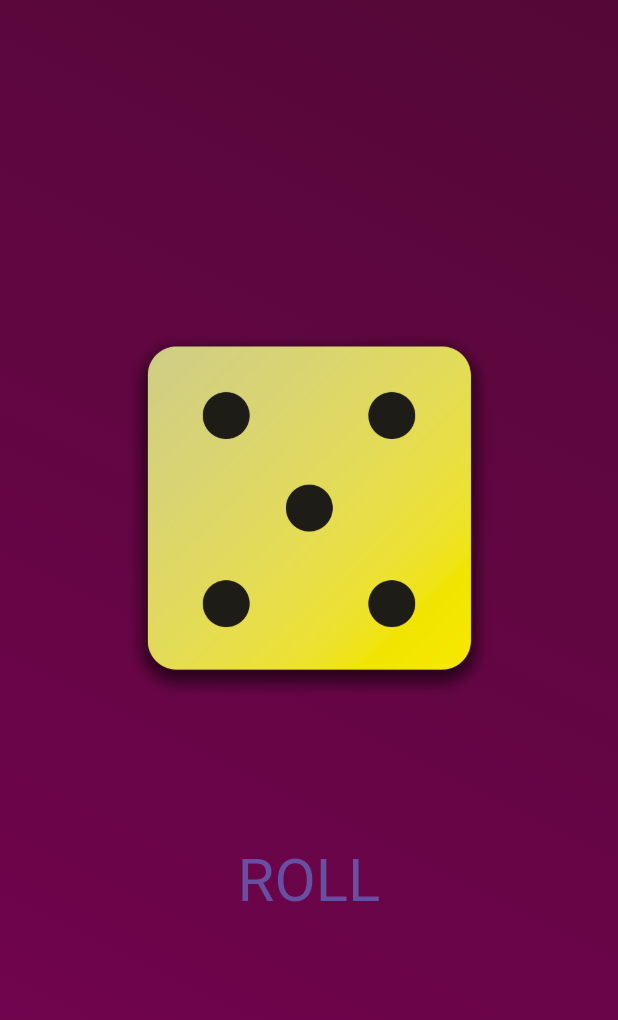
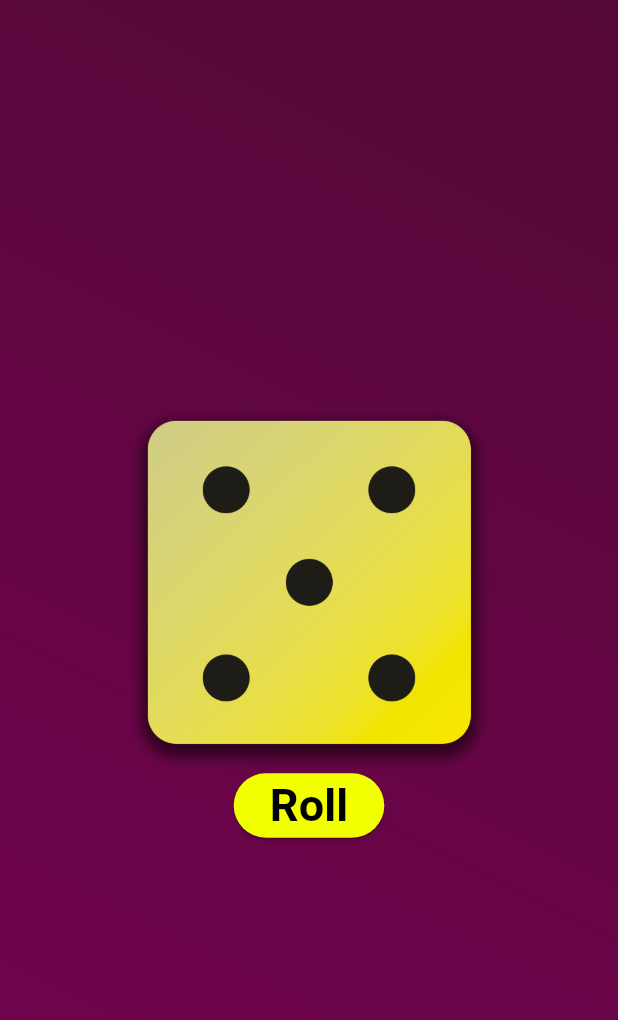
Before and after one commit to Danish-Ahmed24/Dice_Roll, a Flutter app: the screen it shows after launch, on a phone screen of 412 x 824 dp. Shown: the top 1020 px of the screen. Run offline on Flutter 3.47's test engine with Material 3 defaults, Android fonts, the phone set to English and light mode, and no system bars.

Commit message:
Roll button modified

```diff
--- a/lib/dice_roller.dart
+++ b/lib/dice_roller.dart
@@ -29,13 +29,30 @@ class _DiceRollerState extends State<DiceRoller> {
           'assets/images/dice-$currentDiceRoll.png',
           width: 250,
         ),
-        TextButton(
+        // TextButton(
+        //   onPressed: rollDice,
+        //   style: TextButton.styleFrom(
+        //     padding: EdgeInsets.only(top: 150),
+        //     textStyle: TextStyle(fontSize: 40),
+        //   ),
+        ElevatedButton(
           onPressed: rollDice,
-          style: TextButton.styleFrom(
-            padding: EdgeInsets.only(top: 100),
-            textStyle: TextStyle(fontSize: 40),
+          style: ElevatedButton.styleFrom(
+            backgroundColor: const Color.fromARGB(
+              255,
+              242,
+              255,
+              0,
+            ),
           ),
-          child: Text("ROLL"),
+          child: Text(
+            "Roll",
+            style: TextStyle(
+              fontSize: 30,
+              fontWeight: FontWeight.bold,
+              color: Colors.black,
+            ),
+          ),
         ),
       ],
     );
```
